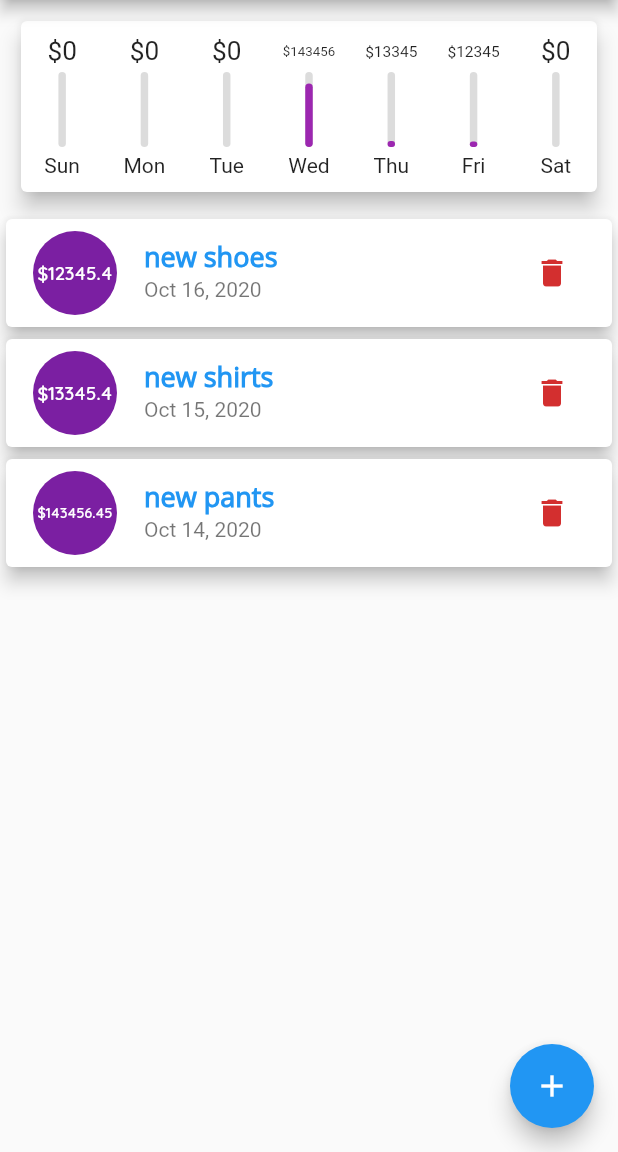
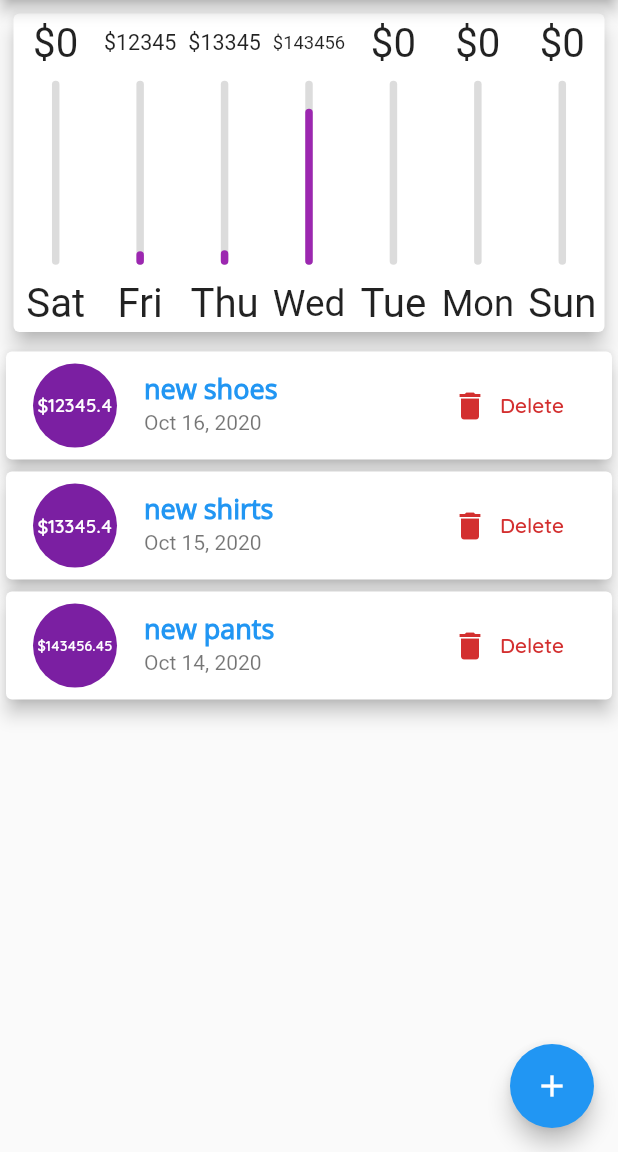
Before and after one commit to khaledalics22/Personal-Expenses, a Flutter app: the screen it shows after launch, on a phone screen of 412 x 824 dp, the part 84-1236 px from its top. Run offline on Flutter 3.47's test engine with Material 2 defaults, Android fonts, the phone set to English and light mode, and no system bars; our stand-ins replace toast.

Commit message:
update ui

```diff
--- a/lib/main.dart
+++ b/lib/main.dart
@@ -1,7 +1,7 @@
 import 'package:flutter/material.dart';
-import 'package:personal_expenses/widgets/chart.dart';
-import 'package:personal_expenses/widgets/inputs.dart';
-import 'widgets/transactions_list.dart';
+import './widgets/chart.dart';
+import './widgets/inputs.dart';
+import './widgets/transactions_list.dart';
 import './models/transaction.dart';
 
 void main() => runApp(MyApp());
@@ -61,6 +61,7 @@ class _MyAppState extends State<MyHome> {
         amount: 143456.45,
         date: DateTime.now().subtract(Duration(days: 3))),
   ];
+  bool _showChart = false;
 
   void _deleteTx(String id) {
     setState(() {
@@ -93,8 +94,9 @@ class _MyAppState extends State<MyHome> {
 
   @override
   Widget build(BuildContext context) {
-    return Scaffold(
-      appBar: AppBar(
+    final mediaQuery = MediaQuery.of(context);
+    final isLandscape = mediaQuery.orientation == Orientation.landscape;
+    final appBar = AppBar(
       title: Text(
         'Pesonal Expenses',
       ),
@@ -104,17 +106,55 @@ class _MyAppState extends State<MyHome> {
           onPressed: () => _startNewTransaction(context),
         )
       ],
-      ),
+    );
+    final txList = Container(
+      height: (mediaQuery.size.height -
+              appBar.preferredSize.height -
+              mediaQuery.padding.top) *
+          0.7,
+      child: TransactionsList(_transactions, _deleteTx),
+    );
+    return Scaffold(
+      appBar: appBar,
       body: SingleChildScrollView(
         child: Column(
-          mainAxisAlignment: MainAxisAlignment.start,
           children: [
+            if (isLandscape)
+              Row(
+                mainAxisAlignment: MainAxisAlignment.center,
+                children: [
+                  Text('show chart'),
+                  Switch(
+                    value: _showChart,
+                    onChanged: (val) {
+                      setState(() {
+                        _showChart = val;
+                      });
+                    },
+                  )
+                ],
+              ),
+            if (!isLandscape)
               Container(
-              width: double.infinity,
-              padding: EdgeInsets.all(10),
+                padding: EdgeInsets.all(5),
+                height: (mediaQuery.size.height -
+                        appBar.preferredSize.height -
+                        mediaQuery.padding.top) *
+                    0.3,
                 child: Chart(_transactions),
               ),
-            TransactionsList(_transactions, _deleteTx),
+            if (!isLandscape) txList,
+            if (isLandscape)
+              _showChart
+                  ? Container(
+                      padding: EdgeInsets.all(5),
+                      height: (mediaQuery.size.height -
+                              appBar.preferredSize.height -
+                              mediaQuery.padding.top) *
+                          0.5,
+                      child: Chart(_transactions),
+                    )
+                  : txList
           ],
         ),
       ),
--- a/lib/widgets/TransactionsListItem.dart
+++ b/lib/widgets/TransactionsListItem.dart
@@ -28,12 +28,20 @@ class TransactionListItem extends StatelessWidget {
             style: Theme.of(context).textTheme.headline6,
           ),
           subtitle: Text(DateFormat.yMMMd().format(_transaction.date)),
-          trailing: IconButton(
-              color: Theme.of(context).errorColor,
-              icon: Icon(Icons.delete),
-              onPressed: () {
-                _deleteTx(_transaction.id);
-              }),
+          trailing: MediaQuery.of(context).size.width > 400
+              ? FlatButton.icon(
+                  onPressed: () {
+                    _deleteTx(_transaction.id);
+                  },
+                  icon: Icon(Icons.delete),
+                  textColor: Theme.of(context).errorColor,
+                  label: Text('Delete'))
+              : IconButton(
+                  color: Theme.of(context).errorColor,
+                  icon: Icon(Icons.delete),
+                  onPressed: () {
+                    _deleteTx(_transaction.id);
+                  }),
         ));
   }
 }
--- a/lib/widgets/chart.dart
+++ b/lib/widgets/chart.dart
@@ -6,7 +6,7 @@ import '../widgets/chart_element.dart';
 class Chart extends StatelessWidget {
   final List<Transaction> _transactions;
   Chart(this._transactions);
-  List<ChartElement> get getGroupedTransactions {
+  List<Map<String, Object>> get getGroupedTransactions {
     return List.generate(7, (index) {
       final weekDay = DateTime.now().subtract(
         Duration(days: index),
@@ -20,9 +20,12 @@ class Chart extends StatelessWidget {
         }
       }
 
-      return ChartElement(DateFormat.E().format(weekDay), totalSum,
-          _totalTxAmount > 0 ? totalSum / _totalTxAmount : 0);
-    }).reversed.toList();
+      return {
+        'day': DateFormat.E().format(weekDay),
+        'tx': totalSum,
+        'fraction': _totalTxAmount > 0.0 ? totalSum / _totalTxAmount : 0.0
+      };
+    });
   }
 
   double get _totalTxAmount {
@@ -39,7 +42,15 @@ class Chart extends StatelessWidget {
       elevation: 6,
       child: Row(
         mainAxisAlignment: MainAxisAlignment.spaceEvenly,
-        children: getGroupedTransactions,
+        children: getGroupedTransactions.map((tx) {
+          return Flexible(
+            fit: FlexFit.tight,
+            child: Padding(
+              padding: EdgeInsets.all(4),
+              child: ChartElement(tx['day'], tx['tx'], tx['fraction']),
+            ),
+          );
+        }).toList(),
       ),
     );
   }
--- a/lib/widgets/chart_element.dart
+++ b/lib/widgets/chart_element.dart
@@ -7,25 +7,22 @@ class ChartElement extends StatelessWidget {
   ChartElement(this.day, this.totalTx, this.fractionSize);
   @override
   Widget build(BuildContext context) {
-    return Flexible(
-      fit: FlexFit.tight,
-      child: Container(
-        margin: EdgeInsets.all(10),
-        child: Column(
+    return LayoutBuilder(builder: (ctx, constraints) {
+      return Column(
         crossAxisAlignment: CrossAxisAlignment.center,
         mainAxisAlignment: MainAxisAlignment.spaceEvenly,
         children: [
           Container(
-              height: 20,
+            height: constraints.maxHeight * 0.15,
             child: FittedBox(
               child: Text('\$${totalTx.toStringAsFixed(0)}'),
             ),
           ),
           SizedBox(
-              height: 4,
+            height: constraints.maxHeight * 0.05,
           ),
           Container(
-              height: 50,
+            height: constraints.maxHeight * 0.6,
             width: 5,
             child: Stack(
               alignment: Alignment.bottomCenter,
@@ -48,14 +45,16 @@ class ChartElement extends StatelessWidget {
             ),
           ),
           SizedBox(
-              height: 4,
+            height: constraints.maxHeight * 0.05,
           ),
-            FittedBox(
+          Container(
+            height: constraints.maxHeight * 0.15,
+            child: FittedBox(
               child: Text(day),
             ),
+          ),
         ],
-        ),
-      ),
       );
+    });
   }
 }
--- a/lib/widgets/inputs.dart
+++ b/lib/widgets/inputs.dart
@@ -39,6 +39,13 @@ class _InputsWidgetState extends State<InputsWidget> {
   Widget build(BuildContext context) {
     return Card(
         elevation: 5,
+        child: SingleChildScrollView(
+          child: Padding(
+            padding: EdgeInsets.only(
+                top: 10,
+                left: 10,
+                right: 10,
+                bottom: MediaQuery.of(context).viewInsets.bottom + 10),
             child: Column(
               crossAxisAlignment: CrossAxisAlignment.end,
               children: [
@@ -88,7 +95,7 @@ class _InputsWidgetState extends State<InputsWidget> {
                     child: Text('ADD'),
                     onPressed: () {
                       final amount = double.parse(
-                      amountCtr.text.isEmpty ? amountCtr.text : 0.0);
+                          amountCtr.text.isEmpty ? '0.0' : amountCtr.text);
                       if (titleCtr.text.isEmpty ||
                           amountCtr.text.isEmpty ||
                           _selectedDate == null ||
@@ -114,6 +121,8 @@ class _InputsWidgetState extends State<InputsWidget> {
                   ),
                 ),
               ],
+            ),
+          ),
         ));
   }
 }
--- a/lib/widgets/transactions_list.dart
+++ b/lib/widgets/transactions_list.dart
@@ -9,9 +9,9 @@ class TransactionsList extends StatelessWidget {
   @override
   Widget build(BuildContext context) {
     return Container(
-      height: 300,
       child: _transactions.isEmpty
-          ? Column(
+          ? LayoutBuilder(builder: (ctx, constraints) {
+              return Column(
                 children: [
                   Text(
                     'No transactions!!',
@@ -21,14 +21,15 @@ class TransactionsList extends StatelessWidget {
                     height: 20,
                   ),
                   Container(
-                  height: 200,
+                    height: constraints.maxHeight * 0.5,
                     child: Image.asset(
                       'assets/images/logo.png',
                       fit: BoxFit.cover,
                     ),
                   ),
                 ],
-            )
+              );
+            })
           : ListView.builder(
               itemCount: _transactions.length,
               itemBuilder: (context, idx) {
```
Also changed, not shown: pubspec.lock. Lines whose indentation alone changed are shown as unchanged.
